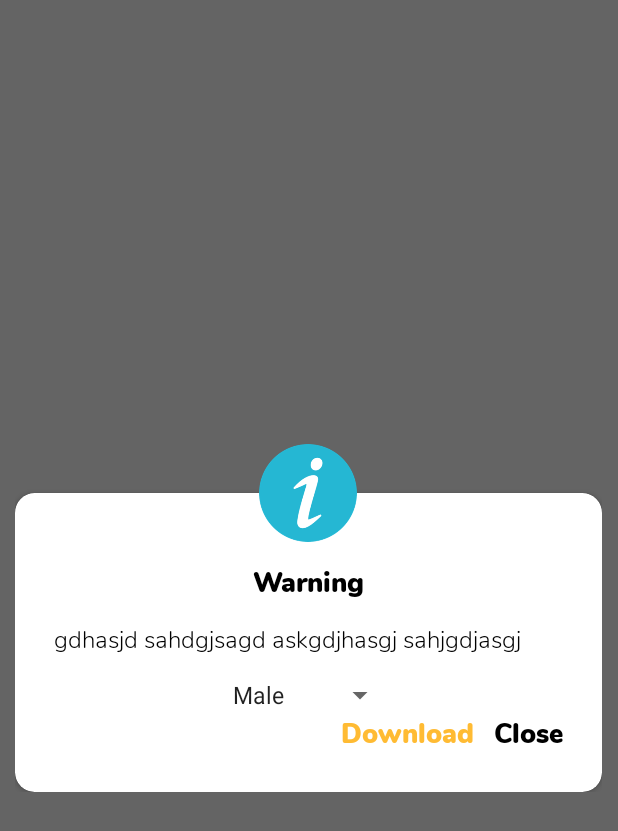
After one commit to tinhpv/indoor-navigation-system-qrcode-augmented-reality, an Android app: the fragment ChangeWalkingSpeedDialog shown on its own in the app's theme, on a phone screen of 412 x 824 dp. The commit adds this screen. Shown: the top 831 px of the screen. Run offline under Robolectric (Android 15) with nearby library versions, the phone set to English and light mode, and no system bars; our stand-ins replace sdp/ssp sizes.

Commit message:
Android App: create change walking speed dialog

```diff
--- /dev/null
+++ b/Mobile App/Demo4.2/app/src/main/java/fpt/capstone/inqr/dialog/ChangeWalkingSpeedDialog.java
@@ -0,0 +1,67 @@
+package fpt.capstone.inqr.dialog;
+
+import android.graphics.Color;
+import android.graphics.drawable.ColorDrawable;
+import android.os.Bundle;
+import android.view.LayoutInflater;
+import android.view.View;
+import android.view.ViewGroup;
+import android.widget.ArrayAdapter;
+import android.widget.Spinner;
+import android.widget.TextView;
+
+import androidx.annotation.NonNull;
+import androidx.annotation.Nullable;
+import androidx.fragment.app.DialogFragment;
+
+import fpt.capstone.inqr.R;
+import fpt.capstone.inqr.fragment.ListBuildingFragment;
+import fpt.capstone.inqr.model.Building;
+
+public class ChangeWalkingSpeedDialog extends DialogFragment {
+
+    //    private String buildingName, description;
+    private TextView tvName, tvDes, tvClose, tvDownload;
+    private Spinner snChooseSex;
+    private ListBuildingFragment fragment;
+    private Building building;
+    private int position;
+
+
+
+
+    @Override
+    public void onCreate(@Nullable Bundle savedInstanceState) {
+        super.onCreate(savedInstanceState);
+        setStyle(DialogFragment.STYLE_NORMAL, R.style.DialogStyle);
+
+//        setCancelable(false);
+    }
+
+    @Nullable
+    @Override
+    public View onCreateView(@NonNull LayoutInflater inflater, @Nullable ViewGroup container, @Nullable Bundle savedInstanceState) {
+        View view = inflater.inflate(R.layout.dialog_change_walking_speed, container, false);
+        getDialog().getWindow().setBackgroundDrawable(new ColorDrawable(Color.TRANSPARENT));
+
+        tvName = view.findViewById(R.id.tvName);
+        tvDes = view.findViewById(R.id.tvDes);
+        tvClose = view.findViewById(R.id.tvClose);
+        tvDownload = view.findViewById(R.id.tvDownload);
+        snChooseSex = view.findViewById(R.id.snChooseSex);
+
+
+        tvName.setText("Warning");
+
+        // Create an ArrayAdapter using the string array and a default spinner layout
+        ArrayAdapter<CharSequence> adapter = ArrayAdapter.createFromResource(getContext(),
+                R.array.sex_array, android.R.layout.simple_spinner_item);
+        // Specify the layout to use when the list of choices appears
+        adapter.setDropDownViewResource(android.R.layout.simple_spinner_dropdown_item);
+        // Apply the adapter to the spinner
+        snChooseSex.setAdapter(adapter);
+
+
+        return view;
+    }
+}
--- a/Mobile App/Demo4.2/app/src/main/java/fpt/capstone/inqr/fragment/ListBuildingFragment.java
+++ b/Mobile App/Demo4.2/app/src/main/java/fpt/capstone/inqr/fragment/ListBuildingFragment.java
@@ -11,9 +11,11 @@ import android.view.LayoutInflater;
 import android.view.View;
 import android.view.ViewGroup;
 import android.widget.EditText;
+import android.widget.ImageView;
 import android.widget.Toast;
 
 import androidx.annotation.Nullable;
+import androidx.appcompat.widget.PopupMenu;
 import androidx.fragment.app.Fragment;
 import androidx.lifecycle.ViewModelProviders;
 import androidx.recyclerview.widget.LinearLayoutManager;
@@ -59,6 +61,7 @@ public class ListBuildingFragment extends BaseFragment {
     private BuildingAdapter adapter;
 
     private EditText edtSearch;
+    private ImageView imgSetting;
 
     private List<Notification> listNotification;
 
@@ -303,6 +306,26 @@ public class ListBuildingFragment extends BaseFragment {
 
         swipeRefreshLayout.setOnRefreshListener(() -> checkDataOnServer());
 
+
+        // setting
+        imgSetting.setOnClickListener(v -> {
+            PopupMenu popupMenu = new PopupMenu(v.getContext(), v);
+            // set layout
+            popupMenu.inflate(R.menu.popup_menu_setting);
+            // set sự kiện chọn menu
+            popupMenu.setOnMenuItemClickListener(menuItem -> {
+                switch (menuItem.getItemId()) {
+                    case R.id.itemChangeSpeed:
+
+                        return true;
+                    default:
+                        return false;
+                }
+
+            });
+            popupMenu.show();
+        });
+
         // chạy ngay lần đầu mở app luôn
         checkDataOnServer();
 
@@ -313,6 +336,7 @@ public class ListBuildingFragment extends BaseFragment {
         swipeRefreshLayout = view.findViewById(R.id.swiperefresh);
         rvBuilding = view.findViewById(R.id.rvBuilding);
         edtSearch = view.findViewById(R.id.edtSearch);
+        imgSetting = view.findViewById(R.id.imgSetting);
     }
 
     private List<Building> searchBuilding(String searchKey) {
--- a/Mobile App/Demo4.2/app/src/main/java/fpt/capstone/inqr/fragment/MapFragment.java
+++ b/Mobile App/Demo4.2/app/src/main/java/fpt/capstone/inqr/fragment/MapFragment.java
@@ -61,6 +61,7 @@ import fpt.capstone.inqr.dijkstra.Vertex;
 import fpt.capstone.inqr.helper.DatabaseHelper;
 import fpt.capstone.inqr.helper.FileHelper;
 import fpt.capstone.inqr.helper.GeoHelper;
+import fpt.capstone.inqr.helper.PreferenceHelper;
 import fpt.capstone.inqr.model.Floor;
 import fpt.capstone.inqr.model.Location;
 import fpt.capstone.inqr.model.Neighbor;
@@ -675,7 +676,14 @@ public class MapFragment extends BaseFragment implements SensorEventListener {
                     double distanceReal = currentPath - distanceRemove;
 
                     // speed : m/h
-                    int speed = getActivity().getResources().getInteger(R.integer.speed_walking);
+                    int speed = PreferenceHelper.getInt(getContext(), "speed_walking");
+
+                    if (speed == 0) {
+                        speed = getActivity().getResources().getInteger(R.integer.speed_walking);
+                        PreferenceHelper.putInt(getContext(), "speed_walking", speed);
+                    }
+
+
                     double time = distanceReal / speed * 60;
 
                     int mins = (int) (time / 1);
--- /dev/null
+++ b/Mobile App/Demo4.2/app/src/main/res/layout/dialog_change_walking_speed.xml
@@ -0,0 +1,127 @@
+<?xml version="1.0" encoding="utf-8"?>
+<FrameLayout xmlns:android="http://schemas.android.com/apk/res/android"
+    android:layout_width="match_parent"
+    android:layout_height="wrap_content"
+    android:layout_gravity="center"
+    android:background="@android:color/transparent"
+    xmlns:app="http://schemas.android.com/apk/res-auto">
+
+    <ImageView
+        android:layout_width="@dimen/_50sdp"
+        android:layout_height="@dimen/_50sdp"
+        android:src="@drawable/info_dialog"
+        android:translationZ="10dp"
+        android:layout_gravity="center_horizontal"
+
+        app:layout_constraintTop_toTopOf="parent"
+        app:layout_constraintStart_toStartOf="parent"
+        app:layout_constraintEnd_toEndOf="parent"
+        />
+
+
+    <androidx.cardview.widget.CardView
+        android:layout_width="match_parent"
+        android:layout_height="wrap_content"
+        android:visibility="visible"
+        android:layout_marginTop="@dimen/_25sdp"
+        app:cardCornerRadius="@dimen/_10sdp"
+
+        app:layout_constraintTop_toTopOf="parent"
+        app:layout_constraintBottom_toBottomOf="parent"
+        app:layout_constraintStart_toStartOf="parent"
+        app:layout_constraintEnd_toEndOf="parent"
+        >
+        <androidx.constraintlayout.widget.ConstraintLayout
+            android:layout_width="match_parent"
+            android:layout_height="wrap_content"
+            android:layout_marginTop="@dimen/_25sdp"
+            >
+
+            <TextView
+                android:id="@+id/tvName"
+                android:layout_width="wrap_content"
+                android:layout_height="wrap_content"
+                android:text="FPT University"
+                android:fontFamily="@font/nunito_black"
+                android:textColor="@android:color/black"
+                android:textSize="18sp"
+                android:layout_marginTop="@dimen/_10sdp"
+
+                app:layout_constraintTop_toTopOf="parent"
+                app:layout_constraintStart_toStartOf="parent"
+                app:layout_constraintEnd_toEndOf="parent"
+                />
+
+            <TextView
+                android:id="@+id/tvDes"
+                android:layout_width="match_parent"
+                android:layout_height="wrap_content"
+                android:text="gdhasjd sahdgjsagd askgdjhasgj sahjgdjasgj"
+                android:textSize="16sp"
+                android:fontFamily="@font/nunito_light"
+                android:textColor="@android:color/black"
+                android:layout_marginTop="@dimen/_10sdp"
+                android:layout_marginBottom="@dimen/_10sdp"
+                android:layout_marginStart="@dimen/_20sdp"
+                android:layout_marginEnd="@dimen/_20sdp"
+
+
+                app:layout_constraintTop_toBottomOf="@id/tvName"
+                app:layout_constraintStart_toStartOf="parent"
+                app:layout_constraintEnd_toEndOf="parent"
+                app:layout_constraintBottom_toTopOf="@id/snChooseSex"
+                />
+
+            <Spinner
+                android:id="@+id/snChooseSex"
+                android:layout_width="wrap_content"
+                android:layout_height="wrap_content"
+
+                app:layout_constraintTop_toBottomOf="@id/tvDes"
+                app:layout_constraintStart_toStartOf="parent"
+                app:layout_constraintEnd_toEndOf="parent"
+                app:layout_constraintBottom_toTopOf="@id/tvClose"
+                />
+
+            <TextView
+                android:id="@+id/tvDownload"
+                android:layout_width="wrap_content"
+                android:layout_height="wrap_content"
+                android:text="Download"
+                android:layout_marginBottom="@dimen/_20sdp"
+                android:layout_marginEnd="@dimen/_10sdp"
+                android:fontFamily="@font/nunito_black"
+                android:textColor="@android:color/holo_orange_light"
+                android:textSize="18sp"
+
+                app:layout_constraintHorizontal_bias="1.0"
+                app:layout_constraintStart_toStartOf="parent"
+                app:layout_constraintBottom_toBottomOf="parent"
+                app:layout_constraintEnd_toStartOf="@id/tvClose"
+                />
+
+            <TextView
+                android:id="@+id/tvClose"
+                android:layout_width="wrap_content"
+                android:layout_height="wrap_content"
+                android:text="Close"
+                android:layout_margin="@dimen/_20sdp"
+                android:fontFamily="@font/nunito_black"
+                android:textColor="@android:color/black"
+                android:textSize="18sp"
+
+
+
+                app:layout_constraintBottom_toBottomOf="parent"
+                app:layout_constraintEnd_toEndOf="parent"
+                app:layout_constraintHorizontal_bias="1.0"
+                 />
+
+        </androidx.constraintlayout.widget.ConstraintLayout>
+    </androidx.cardview.widget.CardView>
+
+
+
+
+
+</FrameLayout>
--- /dev/null
+++ b/Mobile App/Demo4.2/app/src/main/res/menu/popup_menu_setting.xml
@@ -0,0 +1,8 @@
+<?xml version="1.0" encoding="utf-8"?>
+<menu xmlns:android="http://schemas.android.com/apk/res/android">
+
+    <item
+        android:id="@+id/itemChangeSpeed"
+        android:title="@string/itemChangeSpeed" />
+
+</menu>
--- a/Mobile App/Demo4.2/app/src/main/res/values/strings.xml
+++ b/Mobile App/Demo4.2/app/src/main/res/values/strings.xml
@@ -11,4 +11,10 @@
 
     <string name="ACCOUNT_ID">d5a6066b-ff8a-4582-92f4-aba73928ce46</string>
     <string name="ACCOUNT_KEY">T3TesRQte4QsoZr9Cp7QGVLB1ILJuAkPpsmXMPTPxV4=</string>
+    <string name="itemChangeSpeed">Change walking speed</string>
+
+    <string-array name="sex_array">
+        <item>Male</item>
+        <item>Female</item>
+    </string-array>
 </resources>
```
